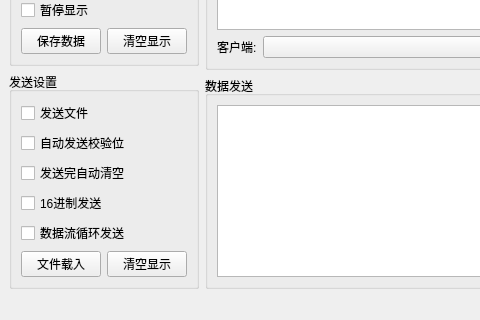
The window that netAssitui.ui (nicedayzhu/netAssist) describes before a commit, drawn with Qt 5; both pictures show x 0 to 480 and y 389 to 709 of the 800 by 709 pixel window.
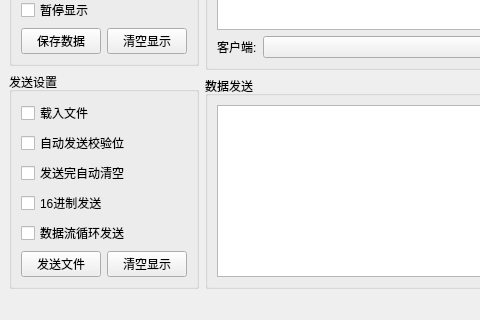
The same window after the commit.

Commit message: 添加了文本文件数据发送功能，tcpserver<=>tcpclient 软件UI按钮微调

The edit to the form file:
```diff
--- a/netAssitui.ui
+++ b/netAssitui.ui
@@ -181,7 +181,7 @@
          <item row="0" column="0">
           <widget class="QCheckBox" name="Sendfile">
            <property name="text">
-            <string>发送文件</string>
+            <string>载入文件</string>
            </property>
           </widget>
          </item>
@@ -216,7 +216,7 @@
          <item row="5" column="0">
           <widget class="QPushButton" name="load_btn">
            <property name="text">
-            <string>文件载入</string>
+            <string>发送文件</string>
            </property>
           </widget>
          </item>
```
Left out of the diff: 4 changed lines with no effect on the pictures. The commit also changes 5 other files.
